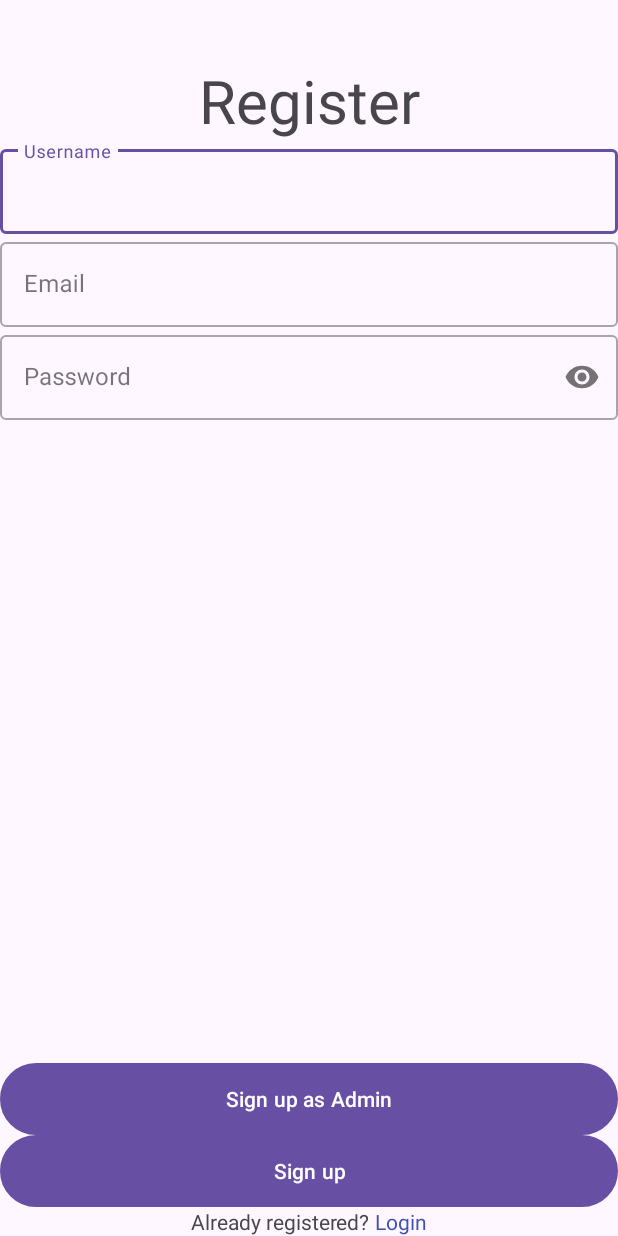
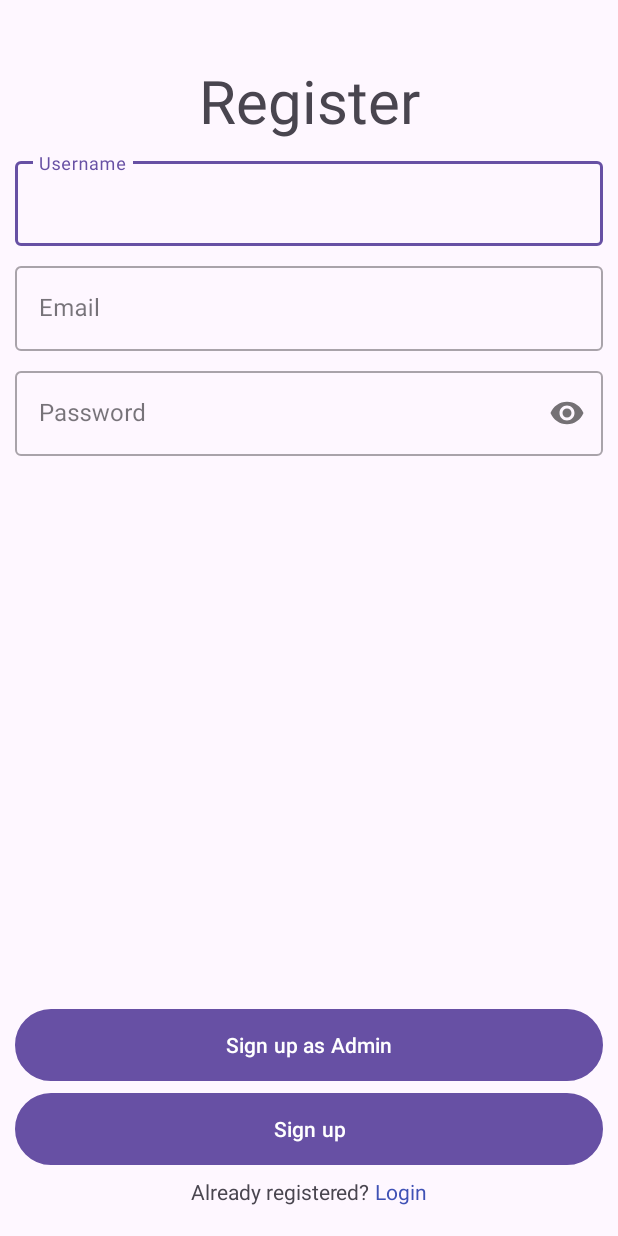
Before and after one commit to prgrm274/MultiUserFirebase, an Android app: the SignupActivity screen opened directly, with no data from a screen before it, on a phone screen of 412 x 824 dp. Run offline under Robolectric (Android 15) with nearby library versions, the phone set to English and light mode, and no system bars; our stand-ins replace Dagger/Hilt's generated code, Firebase (no records; nobody signed in at launch, a user with empty details on screens opened directly).

Commit message:
Modify item and screen layout

```diff
--- a/app/src/main/res/layout/activity_signup.xml
+++ b/app/src/main/res/layout/activity_signup.xml
@@ -8,45 +8,51 @@
 
     <TextView
         android:id="@+id/textRegister"
-        android:layout_marginTop="40dp"
         android:layout_width="wrap_content"
         android:layout_height="wrap_content"
+        android:layout_marginTop="40dp"
         android:text="Register"
         android:textSize="40sp"
-        app:layout_constraintTop_toTopOf="parent"
+        app:layout_constraintEnd_toEndOf="parent"
         app:layout_constraintStart_toStartOf="parent"
-        app:layout_constraintEnd_toEndOf="parent" />
+        app:layout_constraintTop_toTopOf="parent" />
 
     <com.google.android.material.textfield.TextInputLayout
         android:id="@+id/usernameInputLayout"
-        app:layout_constraintTop_toBottomOf="@id/textRegister"
-        app:layout_constraintStart_toStartOf="parent"
-        app:layout_constraintEnd_toEndOf="parent"
         style="@style/Widget.MaterialComponents.TextInputLayout.OutlinedBox"
         android:layout_width="match_parent"
-        android:layout_height="wrap_content">
+        android:layout_height="wrap_content"
+        app:layout_constraintEnd_toEndOf="parent"
+        android:layout_marginHorizontal="10dp"
+        android:layout_marginVertical="8dp"
+        app:layout_constraintStart_toStartOf="parent"
+        app:layout_constraintTop_toBottomOf="@id/textRegister">
+
         <com.google.android.material.textfield.TextInputEditText
             android:id="@+id/usernameEditText"
             android:layout_width="match_parent"
             android:layout_height="wrap_content"
             android:hint="Username"
-            android:inputType="textPersonName"/>
+            android:inputType="textPersonName" />
     </com.google.android.material.textfield.TextInputLayout>
 
     <com.google.android.material.textfield.TextInputLayout
         android:id="@+id/emailInputLayout"
-        app:layout_constraintTop_toBottomOf="@id/usernameInputLayout"
-        app:layout_constraintStart_toStartOf="parent"
-        app:layout_constraintEnd_toEndOf="parent"
         style="@style/Widget.MaterialComponents.TextInputLayout.OutlinedBox"
         android:layout_width="match_parent"
-        android:layout_height="wrap_content">
+        android:layout_height="wrap_content"
+        app:layout_constraintEnd_toEndOf="parent"
+        android:layout_marginHorizontal="10dp"
+        android:layout_marginVertical="8dp"
+        app:layout_constraintStart_toStartOf="parent"
+        app:layout_constraintTop_toBottomOf="@id/usernameInputLayout">
+
         <com.google.android.material.textfield.TextInputEditText
             android:id="@+id/emailEditText"
             android:layout_width="match_parent"
             android:layout_height="wrap_content"
             android:hint="Email"
-            android:inputType="textEmailAddress"/>
+            android:inputType="textEmailAddress" />
     </com.google.android.material.textfield.TextInputLayout>
 
     <com.google.android.material.textfield.TextInputLayout
@@ -54,6 +60,8 @@
         style="@style/Widget.MaterialComponents.TextInputLayout.OutlinedBox"
         android:layout_width="match_parent"
         android:layout_height="wrap_content"
+        android:layout_marginHorizontal="10dp"
+        android:layout_marginVertical="8dp"
         app:layout_constraintEnd_toEndOf="parent"
         app:layout_constraintStart_toStartOf="parent"
         app:layout_constraintTop_toBottomOf="@+id/emailInputLayout"
@@ -67,46 +75,66 @@
             android:inputType="textPassword" />
     </com.google.android.material.textfield.TextInputLayout>
 
+    <TextView
+        android:id="@+id/textPleaseWait"
+        android:layout_width="match_parent"
+        android:layout_height="wrap_content"
+        android:layout_marginBottom="10dp"
+        android:gravity="center"
+        android:text="Please wait..."
+        android:textColor="@color/blue_primary"
+        android:textSize="18sp"
+        android:visibility="gone"
+        app:layout_constraintBottom_toTopOf="@id/signupAdminButton"
+        app:layout_constraintEnd_toEndOf="parent"
+        app:layout_constraintStart_toStartOf="parent" />
+
     <Button
         android:id="@+id/signupAdminButton"
-        android:background="@drawable/login_button"
-        android:textColor="#fff"
         android:layout_width="match_parent"
         android:layout_height="wrap_content"
+        android:layout_marginHorizontal="10dp"
+        android:layout_marginVertical="8dp"
+        android:background="@drawable/login_button"
         android:text="Sign up as Admin"
         android:textAllCaps="false"
+        android:textColor="#fff"
+        app:layout_constraintBottom_toTopOf="@id/signupButton"
         app:layout_constraintEnd_toEndOf="parent"
-        app:layout_constraintStart_toStartOf="parent"
-        app:layout_constraintBottom_toTopOf="@id/signupButton" />
+        app:layout_constraintStart_toStartOf="parent" />
 
     <Button
         android:id="@+id/signupButton"
-        android:background="@drawable/login_button"
-        android:textColor="#fff"
         android:layout_width="match_parent"
         android:layout_height="wrap_content"
+        android:layout_marginHorizontal="10dp"
+        android:layout_marginVertical="8dp"
+        android:background="@drawable/login_button"
         android:text="Sign up"
         android:textAllCaps="false"
+        android:textColor="#fff"
+        app:layout_constraintBottom_toTopOf="@id/linearBottom"
         app:layout_constraintEnd_toEndOf="parent"
-        app:layout_constraintStart_toStartOf="parent"
-        app:layout_constraintBottom_toTopOf="@id/linearBottom" />
+        app:layout_constraintStart_toStartOf="parent" />
 
     <LinearLayout
         android:id="@+id/linearBottom"
-        android:layout_marginTop="20dp"
+        android:layout_width="match_parent"
+        android:layout_height="wrap_content"
+        android:layout_marginBottom="20dp"
         android:gravity="center"
-        app:layout_constraintBottom_toBottomOf="parent"
-        android:layout_width="match_parent"
-        android:layout_height="wrap_content">
+        app:layout_constraintBottom_toBottomOf="parent">
+
         <TextView
-            android:text="Already registered? "
             android:layout_width="wrap_content"
-            android:layout_height="wrap_content"/>
+            android:layout_height="wrap_content"
+            android:text="Already registered? " />
+
         <TextView
             android:id="@+id/textBackToLogin"
+            android:layout_width="wrap_content"
+            android:layout_height="wrap_content"
             android:text="Login"
-            android:textColor="@color/blue_primary"
-            android:layout_width="wrap_content"
-            android:layout_height="wrap_content"/>
+            android:textColor="@color/blue_primary" />
     </LinearLayout>
 </androidx.constraintlayout.widget.ConstraintLayout>
--- a/app/src/main/res/values/colors.xml
+++ b/app/src/main/res/values/colors.xml
@@ -3,4 +3,6 @@
     <color name="black">#FF000000</color>
     <color name="white">#FFFFFFFF</color>
     <color name="blue_primary">#3F51B5</color>
+    <color name="item_color">#C5E1A5</color>
+    <color name="item_color_2">#FFE082</color>
 </resources>
```
Also changed, not shown: app/src/main/res/layout/activity_home.xml (+8 -0 lines), app/src/main/res/layout/activity_home_admin.xml (+25 -6 lines), app/src/main/res/layout/activity_main.xml (+22 -1 lines).
